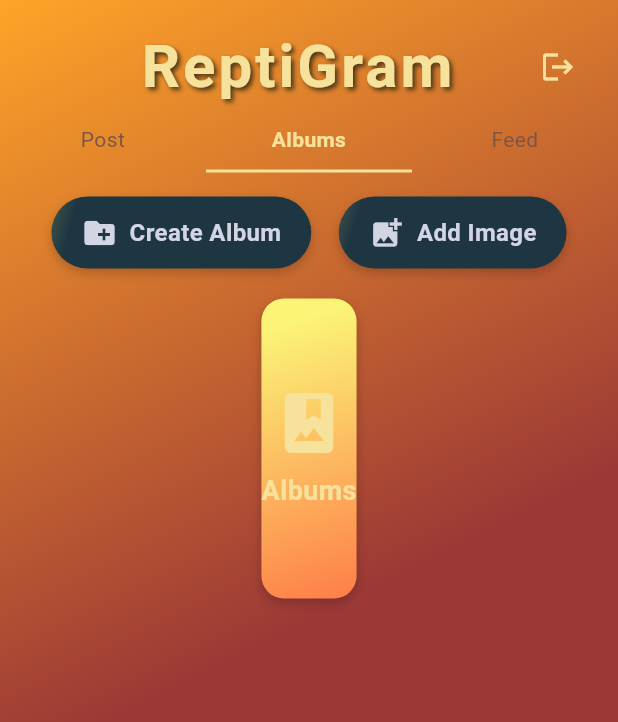
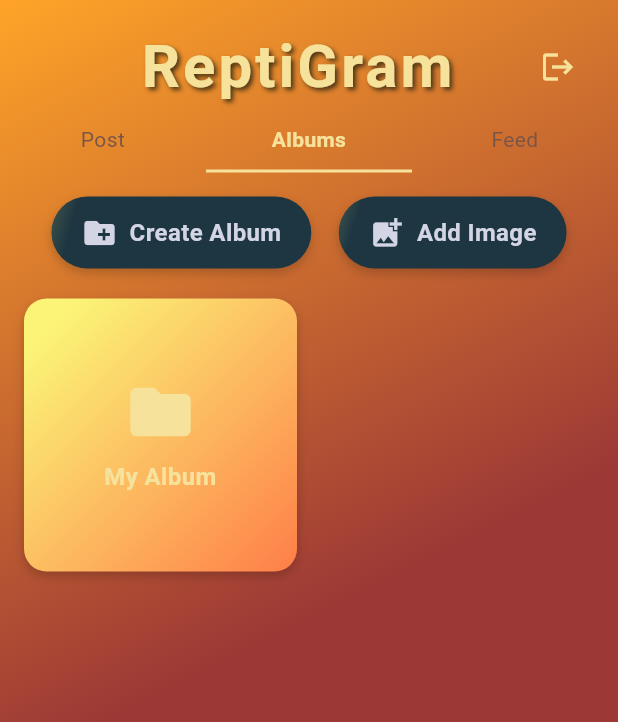
Before and after one commit to FelipeJuarezJr/ReptiGramFinalApp, a Flutter app: the AlbumsScreen screen opened directly, on a phone screen of 412 x 824 dp. Shown: the top 722 px of the screen. Run offline on Flutter 3.47's test engine with Material 3 defaults, Android fonts, the phone set to English and light mode, and no system bars; our stand-ins replace firebase_auth, firebase_core, flutter_dotenv, flutter_svg, google_sign_in; accounts and stored records are empty; generated files the repository leaves out were written again.

Commit message:
Added scrollable Albums Grid

```diff
--- a/lib/screens/albums_screen.dart
+++ b/lib/screens/albums_screen.dart
@@ -11,6 +11,8 @@ class AlbumsScreen extends StatefulWidget {
 }
 
 class _AlbumsScreenState extends State<AlbumsScreen> {
+  List<String> albums = ['My Album']; // Initial album, add more as created
+
   @override
   Widget build(BuildContext context) {
     return Scaffold(
@@ -37,7 +39,7 @@ class _AlbumsScreenState extends State<AlbumsScreen> {
                             'Create Album',
                             Icons.create_new_folder,
                             () {
-                              // TODO: Navigate to Create Album view
+                              _createNewAlbum();
                             },
                           ),
                           _buildActionButton(
@@ -51,12 +53,18 @@ class _AlbumsScreenState extends State<AlbumsScreen> {
                       ),
                       const SizedBox(height: 20),
                       // Albums Grid below
-                      _buildOptionCard(
-                        'Albums',
-                        Icons.photo_album,
-                        () {
-                          // TODO: Navigate to Albums view
-                        },
+                      Expanded(
+                        child: GridView.builder(
+                          gridDelegate: const SliverGridDelegateWithFixedCrossAxisCount(
+                            crossAxisCount: 2,
+                            crossAxisSpacing: 16,
+                            mainAxisSpacing: 16,
+                          ),
+                          itemCount: albums.length,
+                          itemBuilder: (context, index) {
+                            return _buildAlbumCard(albums[index]);
+                          },
+                        ),
                       ),
                     ],
                   ),
@@ -69,11 +77,58 @@ class _AlbumsScreenState extends State<AlbumsScreen> {
     );
   }
 
-  Widget _buildOptionCard(String title, IconData icon, VoidCallback onTap) {
+  void _createNewAlbum() {
+    // Show dialog to enter album name
+    showDialog(
+      context: context,
+      builder: (BuildContext context) {
+        String newAlbumName = '';
+        return AlertDialog(
+          backgroundColor: AppColors.dialogBackground,
+          title: const Text(
+            'Create New Album',
+            style: TextStyle(color: AppColors.titleText),
+          ),
+          content: TextField(
+            style: const TextStyle(color: AppColors.titleText),
+            decoration: const InputDecoration(
+              hintText: 'Enter album name',
+              hintStyle: TextStyle(color: Colors.grey),
+            ),
+            onChanged: (value) {
+              newAlbumName = value;
+            },
+          ),
+          actions: [
+            TextButton(
+              child: const Text('Cancel'),
+              onPressed: () {
+                Navigator.of(context).pop();
+              },
+            ),
+            TextButton(
+              child: const Text('Create'),
+              onPressed: () {
+                if (newAlbumName.isNotEmpty) {
+                  setState(() {
+                    albums.add(newAlbumName);
+                  });
+                  Navigator.of(context).pop();
+                }
+              },
+            ),
+          ],
+        );
+      },
+    );
+  }
+
+  Widget _buildAlbumCard(String albumName) {
     return InkWell(
-      onTap: onTap,
+      onTap: () {
+        // TODO: Navigate to album contents
+      },
       child: Container(
-        height: 200,  // Set a fixed height for the album card
         decoration: BoxDecoration(
           gradient: AppColors.inputGradient,
           borderRadius: BorderRadius.circular(15),
@@ -88,19 +143,21 @@ class _AlbumsScreenState extends State<AlbumsScreen> {
         child: Column(
           mainAxisAlignment: MainAxisAlignment.center,
           children: [
-            Icon(
-              icon,
+            const Icon(
+              Icons.folder,
               size: 48,
               color: AppColors.titleText,
             ),
             const SizedBox(height: 8),
             Text(
-              title,
+              albumName,
               style: const TextStyle(
                 color: AppColors.titleText,
-                fontSize: 18,
+                fontSize: 16,
                 fontWeight: FontWeight.bold,
               ),
+              textAlign: TextAlign.center,
+              overflow: TextOverflow.ellipsis,
             ),
           ],
         ),
--- a/lib/styles/colors.dart
+++ b/lib/styles/colors.dart
@@ -128,4 +128,6 @@ class AppColors {
     borderRadius: pillShape,
     boxShadow: innerTopShadow,
   );
+
+  static const Color dialogBackground = Color(0xFF2C1810);
 }
```
